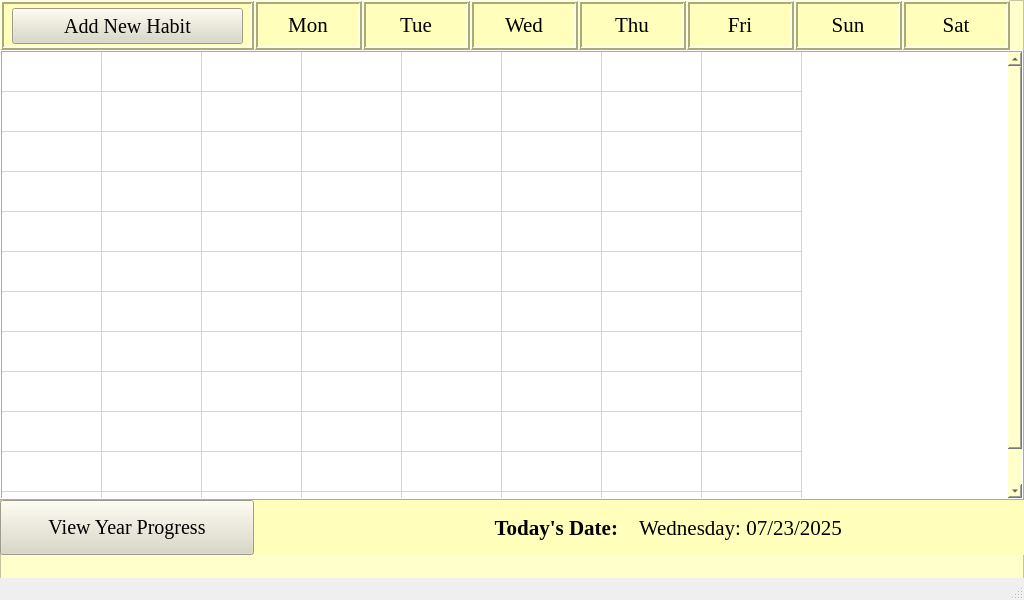
First picture: the form in habbit_tracker.ui, repository ESanchez3303/HabitTracker, before the edit.
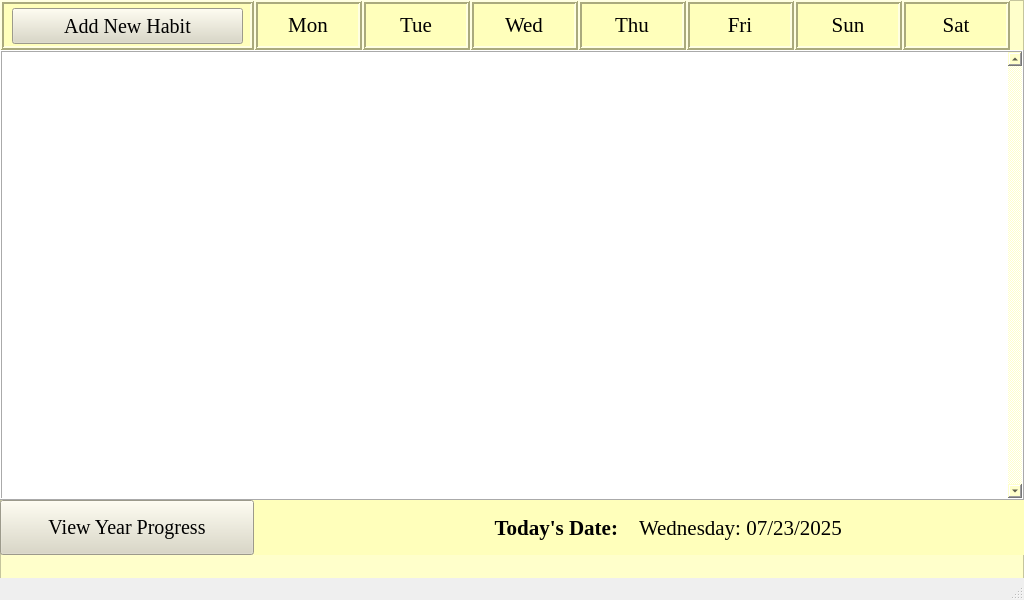
Second picture: the form after the edit.

Commit message: added ability to add habits and finished the add frame

```diff
--- a/habbit_tracker.ui
+++ b/habbit_tracker.ui
@@ -576,7 +576,7 @@
       <bool>true</bool>
      </property>
      <property name="rowCount">
-      <number>12</number>
+      <number>0</number>
      </property>
      <property name="columnCount">
       <number>8</number>
@@ -596,18 +596,6 @@
      <attribute name="verticalHeaderDefaultSectionSize">
       <number>40</number>
      </attribute>
-     <row/>
-     <row/>
-     <row/>
-     <row/>
-     <row/>
-     <row/>
-     <row/>
-     <row/>
-     <row/>
-     <row/>
-     <row/>
-     <row/>
      <column>
       <property name="text">
        <string>Habit Name</string>
@@ -1198,6 +1186,25 @@
        <set>Qt::AlignmentFlag::AlignCenter</set>
       </property>
      </widget>
+     <widget class="QLabel" name="A_note">
+      <property name="geometry">
+       <rect>
+        <x>200</x>
+        <y>115</y>
+        <width>611</width>
+        <height>16</height>
+       </rect>
+      </property>
+      <property name="styleSheet">
+       <string notr="true">color:black;</string>
+      </property>
+      <property name="text">
+       <string>Note: Name can only include letters and spaces</string>
+      </property>
+      <property name="alignment">
+       <set>Qt::AlignmentFlag::AlignCenter</set>
+      </property>
+     </widget>
     </widget>
     <widget class="QPushButton" name="A_cancelButton">
      <property name="geometry">
```
Left out of the diff: 8 changed lines with no effect on the pictures. The commit also changes 2 other files.
